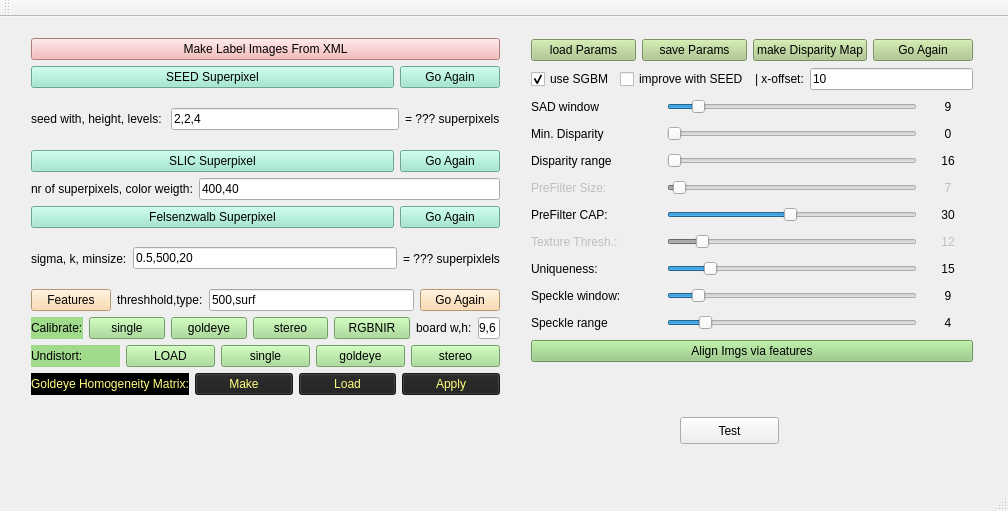
This is SegmentationHelper/mainwindow.ui in yudanaz/masterthesis as Qt 5 draws it before an edit. The edited form follows.
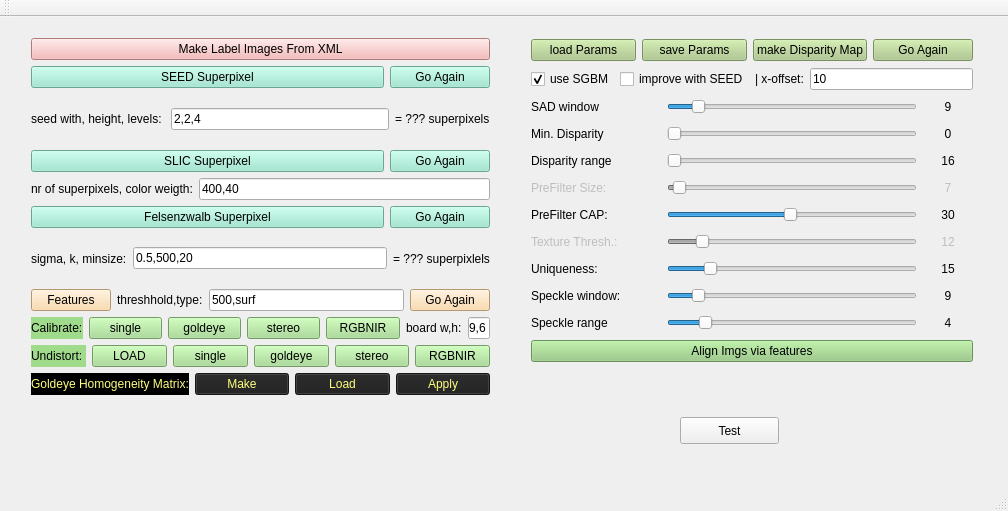
This is the edited form.

Commit message: RGB-to-NIR image fitting parameters can be saved and loaded. RGB&NIR-Stereo-Undistortion implemented

```diff
--- a/SegmentationHelper/mainwindow.ui
+++ b/SegmentationHelper/mainwindow.ui
@@ -19,7 +19,7 @@
      <rect>
       <x>20</x>
       <y>10</y>
-      <width>491</width>
+      <width>481</width>
       <height>379</height>
      </rect>
     </property>
@@ -365,6 +365,16 @@
          </property>
         </widget>
        </item>
+       <item>
+        <widget class="QPushButton" name="btn_undistStereoRGBNIR">
+         <property name="styleSheet">
+          <string notr="true">background-color: rgb(160, 219, 140)</string>
+         </property>
+         <property name="text">
+          <string>RGBNIR</string>
+         </property>
+        </widget>
+       </item>
       </layout>
      </item>
      <item>
```
The commit also changes 5 other files.
